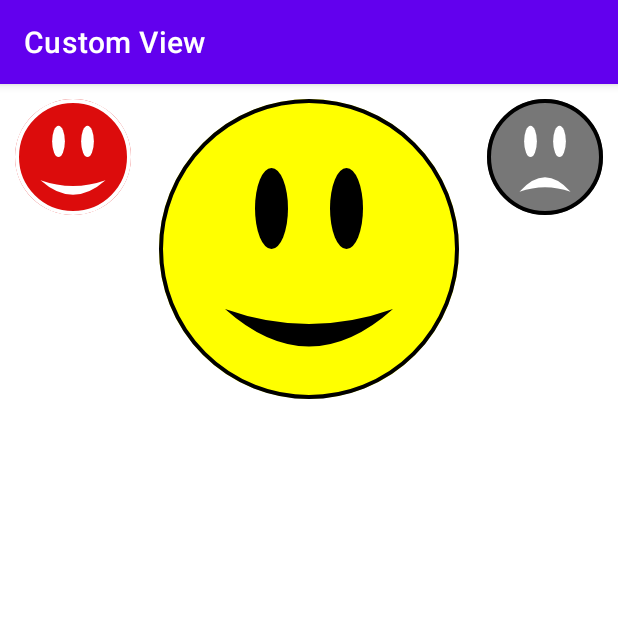
After one commit to sina-hadi/CustomView, an Android app: the EmotionalFaceActivity screen opened directly, with no data from a screen before it, on a phone screen of 412 x 824 dp, the top half of it. The commit adds this screen. Run offline under Robolectric (Android 15) with nearby library versions, the phone set to English and light mode, and no system bars.

Commit message:
emotionalFace

```diff
--- a/app/build.gradle
+++ b/app/build.gradle
@@ -1,5 +1,6 @@
 plugins {
     id 'com.android.application'
+    id 'org.jetbrains.kotlin.android'
 }
 
 android {
--- /dev/null
+++ b/app/src/main/java/com/codinginflow/customview/EmotionalFaceActivity.kt
@@ -0,0 +1,23 @@
+package com.codinginflow.customview
+
+import android.annotation.SuppressLint
+import androidx.appcompat.app.AppCompatActivity
+import android.os.Bundle
+import com.codinginflow.customview.widget.EmotionalFace
+
+class EmotionalFaceActivity : AppCompatActivity() {
+
+    @SuppressLint("MissingInflatedId")
+    override fun onCreate(savedInstanceState: Bundle?) {
+        super.onCreate(savedInstanceState)
+        setContentView(R.layout.emotional_face)
+
+        findViewById<EmotionalFace>(R.id.happyButton).setOnClickListener {
+            findViewById<EmotionalFace>(R.id.emotionalFaceView).happinessState = EmotionalFace.HAPPY
+        }
+
+        findViewById<EmotionalFace>(R.id.sadButton).setOnClickListener {
+            findViewById<EmotionalFace>(R.id.emotionalFaceView).happinessState = EmotionalFace.SAD
+        }
+    }
+}
--- a/app/src/main/java/com/codinginflow/customview/MainActivity.java
+++ b/app/src/main/java/com/codinginflow/customview/MainActivity.java
@@ -17,7 +17,8 @@ public class MainActivity extends Activity implements AdapterView.OnItemClickLis
             "BoxGridLayout",
             "ButtonBuzzer",
             "ColorLine",
-            "Shapes"
+            "Shapes",
+            "EmotionalFace"
     };
 
     public void onCreate(Bundle savedInstanceState) {
@@ -69,6 +70,11 @@ public class MainActivity extends Activity implements AdapterView.OnItemClickLis
                 startActivity(i);
                 break;
             }
+            case 7: {
+                Intent i = new Intent(this, EmotionalFaceActivity.class);
+                startActivity(i);
+                break;
+            }
             default:
                 break;
         }
--- /dev/null
+++ b/app/src/main/java/com/codinginflow/customview/widget/EmotionalFace.kt
@@ -0,0 +1,136 @@
+package com.codinginflow.customview.widget
+
+import android.content.Context
+import android.graphics.*
+import android.util.AttributeSet
+import android.view.View
+import com.codinginflow.customview.R
+import kotlin.math.min
+
+class EmotionalFace(context: Context?, attrs: AttributeSet?) : View(context, attrs) {
+
+    companion object {
+        private const val DEFAULT_FACE_COLOR = Color.YELLOW
+        private const val DEFAULT_EYES_COLOR = Color.BLACK
+        private const val DEFAULT_MOUTH_COLOR = Color.BLACK
+        private const val DEFAULT_BORDER_COLOR = Color.BLACK
+        private const val DEFAULT_BORDER_WIDTH = 4.0f
+
+        const val HAPPY = 0L
+        const val SAD = 1L
+    }
+
+    private var faceColor = DEFAULT_FACE_COLOR
+    private var eyesColor = DEFAULT_EYES_COLOR
+    private var mouthColor = DEFAULT_MOUTH_COLOR
+    private var borderColor = DEFAULT_BORDER_COLOR
+    private var borderWidth = DEFAULT_BORDER_WIDTH
+
+    private val paint = Paint()
+    private val mouthPath = Path()
+    private var size = 0
+
+    var happinessState = HAPPY
+        set(state) {
+            field = state
+            invalidate()
+        }
+
+    init {
+        paint.isAntiAlias = true
+        setupAttributes(attrs)
+    }
+
+    private fun setupAttributes(attrs: AttributeSet?) {
+
+        // Obtain a typed array of attributes
+        val typedArray = context.theme.obtainStyledAttributes(attrs, R.styleable.EmotionalFaceView,
+            0, 0)
+
+        // Extract custom attributes into member variables
+        happinessState = typedArray.getInt(R.styleable.EmotionalFaceView_state, HAPPY.toInt()).toLong()
+        faceColor = typedArray.getColor(R.styleable.EmotionalFaceView_faceColor, DEFAULT_FACE_COLOR)
+        eyesColor = typedArray.getColor(R.styleable.EmotionalFaceView_eyesColor, DEFAULT_EYES_COLOR)
+        mouthColor = typedArray.getColor(R.styleable.EmotionalFaceView_mouthColor, DEFAULT_MOUTH_COLOR)
+        borderColor = typedArray.getColor(
+            R.styleable.EmotionalFaceView_borderColor,
+            DEFAULT_BORDER_COLOR
+        )
+        borderWidth = typedArray.getDimension(
+            R.styleable.EmotionalFaceView_borderWidth,
+            DEFAULT_BORDER_WIDTH
+        )
+
+        // TypedArray objects are shared and must be recycled.
+        typedArray.recycle()
+    }
+
+    override fun onDraw(canvas: Canvas) {
+        super.onDraw(canvas)
+
+        drawFaceBackground(canvas)
+        drawEyes(canvas)
+        drawMouth(canvas)
+    }
+
+    private fun drawFaceBackground(canvas: Canvas) {
+
+        paint.color = faceColor
+        paint.style = Paint.Style.FILL
+
+        val radius = size / 2f
+
+        canvas.drawCircle(size / 2f, size / 2f, radius, paint)
+
+        paint.color = borderColor
+        paint.style = Paint.Style.STROKE
+        paint.strokeWidth = borderWidth
+
+        canvas.drawCircle(size / 2f, size / 2f, radius - borderWidth / 2f, paint)
+    }
+
+    private fun drawEyes(canvas: Canvas) {
+
+        paint.color = eyesColor
+        paint.style = Paint.Style.FILL
+
+        val leftEyeRect = RectF(size * 0.32f, size * 0.23f, size * 0.43f, size * 0.50f)
+
+        canvas.drawOval(leftEyeRect, paint)
+
+        val rightEyeRect = RectF(size * 0.57f, size * 0.23f, size * 0.68f, size * 0.50f)
+
+        canvas.drawOval(rightEyeRect, paint)
+    }
+
+    private fun drawMouth(canvas: Canvas) {
+
+        mouthPath.reset()
+
+        if (happinessState == HAPPY) {
+
+            mouthPath.moveTo(size * 0.22f, size * 0.7f)
+            // Happy mouth path
+            mouthPath.quadTo(size * 0.5f, size * 0.80f, size * 0.78f, size * 0.7f)
+            mouthPath.quadTo(size * 0.5f, size * 0.95f, size * 0.22f, size * 0.7f)
+        } else {
+
+            mouthPath.moveTo(size * 0.28f, size * 0.8f)
+            // Sad mouth path
+            mouthPath.quadTo(size * 0.5f, size * 0.55f, size * 0.72f, size * 0.8f)
+            mouthPath.quadTo(size * 0.5f, size * 0.72f, size * 0.28f, size * 0.8f)
+        }
+
+        paint.color = mouthColor
+        paint.style = Paint.Style.FILL
+
+        canvas.drawPath(mouthPath, paint)
+    }
+
+    override fun onMeasure(widthMeasureSpec: Int, heightMeasureSpec: Int) {
+        super.onMeasure(widthMeasureSpec, heightMeasureSpec)
+
+        size = min(measuredWidth, measuredHeight)
+        setMeasuredDimension(size, size)
+    }
+}
--- a/app/src/main/java/com/codinginflow/customview/widget/Shapes.java
+++ b/app/src/main/java/com/codinginflow/customview/widget/Shapes.java
@@ -19,7 +19,6 @@ import androidx.annotation.Nullable;
 
 import com.codinginflow.customview.R;
 
-import java.sql.Time;
 import java.util.Timer;
 import java.util.TimerTask;
 
@@ -28,6 +27,10 @@ public class Shapes extends View {
     private static final int SQUARE_SIZE = 300;
     private Rect mRectSquare;
     private Paint mPaintSquare;
+
+    private RectF indicator1;
+    private RectF indicator2;
+    private Paint mPaintIndicator;
 
     private int mSquareColor;
     private int mSquareSize;
@@ -63,6 +66,8 @@ public class Shapes extends View {
     public void init(@Nullable AttributeSet set) {
 
         mRectSquare = new Rect();
+        indicator1 = new RectF();
+        indicator2 = new RectF();
         mPaintSquare = new Paint(Paint.ANTI_ALIAS_FLAG);
 
         TypedArray ta = getContext().obtainStyledAttributes(set, R.styleable.Shapes);
@@ -102,6 +107,10 @@ public class Shapes extends View {
         mPaintCircle.setAntiAlias(true);
         mPaintCircle.setColor(Color.parseColor("#00ccff"));
 
+        mPaintIndicator = new Paint();
+        mPaintIndicator.setAntiAlias(true);
+        mPaintIndicator.setColor(Color.parseColor("#FFFFFF"));
+
     }
 
     private Bitmap getResizedBitmap(Bitmap bitmap, int width, int height) {
@@ -134,6 +143,17 @@ public class Shapes extends View {
         mRectSquare.right = mRectSquare.left + mSquareSize;
         mRectSquare.bottom = mRectSquare.top + mSquareSize;
 
+        indicator1.left = 500;
+        indicator1.top = 800;
+        indicator1.right = indicator1.left + 400;
+        indicator1.bottom = indicator1.top + 400;
+
+        indicator2.left = 550;
+        indicator2.top = 850;
+        indicator2.right = indicator2.left + 300;
+        indicator2.bottom = indicator2.top + 300;
+
+
         canvas.drawRect(mRectSquare, mPaintSquare);
 
         if (cy == 0f || cx == 0f) {
@@ -142,10 +162,14 @@ public class Shapes extends View {
         }
         canvas.drawCircle(cx, cy, radius, mPaintCircle);
 
-        float imageX = (getWidth() - mImage.getWidth()) /2;
-        float imageY = (getHeight() - mImage.getHeight()) /2;
+        canvas.drawArc(indicator1, 180, 180, true,mPaintCircle);
+        canvas.drawArc(indicator2, 180, 180, true,mPaintIndicator);
+
+        float imageX = (getWidth() - mImage.getWidth()) / 2;
+        float imageY = (getHeight() - mImage.getHeight()) / 2;
 
         canvas.drawBitmap(mImage, imageX, imageY, null);
+
     }
 
     @Override
--- /dev/null
+++ b/app/src/main/res/layout/emotional_face.xml
@@ -0,0 +1,51 @@
+<?xml version="1.0" encoding="utf-8"?>
+<androidx.constraintlayout.widget.ConstraintLayout xmlns:android="http://schemas.android.com/apk/res/android"
+    xmlns:app="http://schemas.android.com/apk/res-auto"
+    xmlns:tools="http://schemas.android.com/tools"
+    android:layout_width="match_parent"
+    android:layout_height="match_parent"
+    tools:context=".MainActivity">
+
+    <com.codinginflow.customview.widget.EmotionalFace
+        android:id="@+id/emotionalFaceView"
+        android:layout_width="200dp"
+        android:layout_height="200dp"
+        android:layout_centerInParent="true"
+        android:layout_marginTop="10dp"
+        app:layout_constraintEnd_toEndOf="parent"
+        app:layout_constraintStart_toStartOf="parent"
+        app:layout_constraintTop_toTopOf="parent" />
+
+    <com.codinginflow.customview.widget.EmotionalFace
+        android:id="@+id/happyButton"
+        android:layout_width="77dp"
+        android:layout_height="77dp"
+        android:layout_alignParentStart="true"
+        android:layout_alignParentLeft="true"
+        android:layout_marginTop="10dp"
+        android:layout_marginLeft="10dp"
+        app:borderColor="@color/white"
+        app:eyesColor="@color/white"
+        app:faceColor="@color/red"
+        app:layout_constraintStart_toStartOf="parent"
+        app:layout_constraintTop_toTopOf="parent"
+        app:mouthColor="@color/white"
+        app:state="happy" />
+
+    <com.codinginflow.customview.widget.EmotionalFace
+        android:id="@+id/sadButton"
+        android:layout_width="77dp"
+        android:layout_height="77dp"
+        android:layout_alignParentEnd="true"
+        android:layout_alignParentRight="true"
+        android:layout_marginTop="10dp"
+        android:layout_marginRight="10dp"
+        app:borderColor="@color/black"
+        app:eyesColor="@color/white"
+        app:faceColor="@color/light_grey"
+        app:layout_constraintEnd_toEndOf="parent"
+        app:layout_constraintTop_toTopOf="parent"
+        app:mouthColor="@color/white"
+        app:state="sad" />
+
+</androidx.constraintlayout.widget.ConstraintLayout>
--- a/app/src/main/res/values/attrs.xml
+++ b/app/src/main/res/values/attrs.xml
@@ -24,4 +24,17 @@
         <attr name="square_color" format="color"/>
         <attr name="square_size" format="dimension"/>
     </declare-styleable>
+
+    <declare-styleable name="EmotionalFaceView">
+        <!--2-->
+        <attr name="faceColor" format="color" />
+        <attr name="eyesColor" format="color" />
+        <attr name="mouthColor" format="color" />
+        <attr name="borderColor" format="color" />
+        <attr name="borderWidth" format="dimension" />
+        <attr name="state" format="enum">
+            <enum name="happy" value="0" />
+            <enum name="sad" value="1" />
+        </attr>
+    </declare-styleable>
 </resources>
--- a/app/src/main/res/values/colors.xml
+++ b/app/src/main/res/values/colors.xml
@@ -7,4 +7,6 @@
     <color name="teal_700">#FF018786</color>
     <color name="black">#FF000000</color>
     <color name="white">#FFFFFFFF</color>
+    <color name="red">#DC0C0C</color>
+    <color name="light_grey">#777777</color>
 </resources>
--- a/build.gradle
+++ b/build.gradle
@@ -9,4 +9,5 @@ buildscript {
 plugins {
     id 'com.android.application' version '7.3.1' apply false
     id 'com.android.library' version '7.3.1' apply false
+    id 'org.jetbrains.kotlin.android' version '1.7.10' apply false
 }
```
Also changed, not shown: app/src/main/AndroidManifest.xml (+7 -7 lines).
